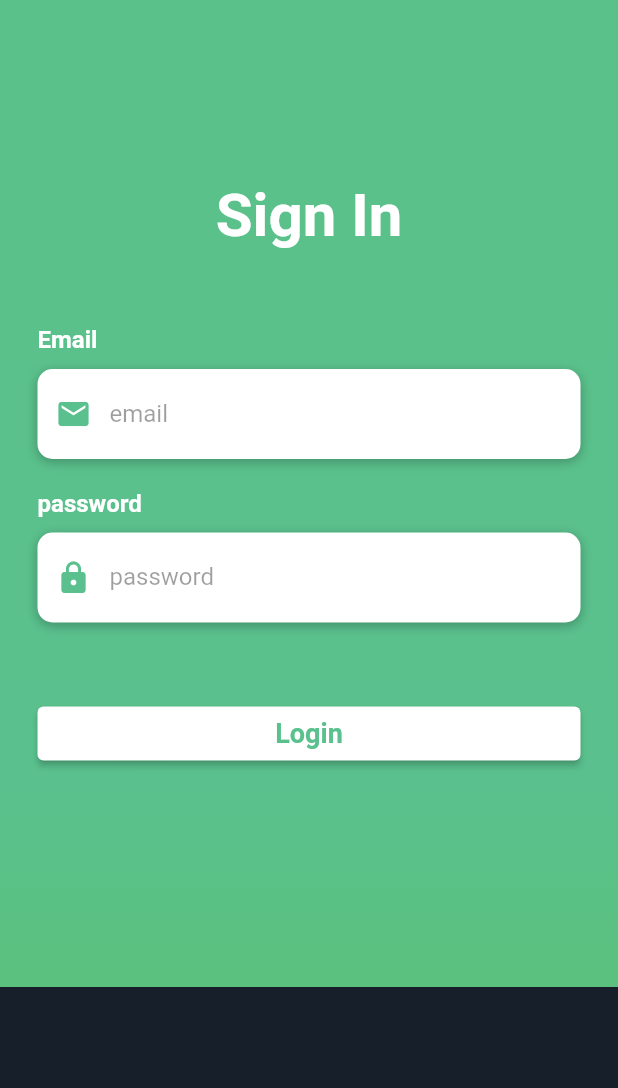
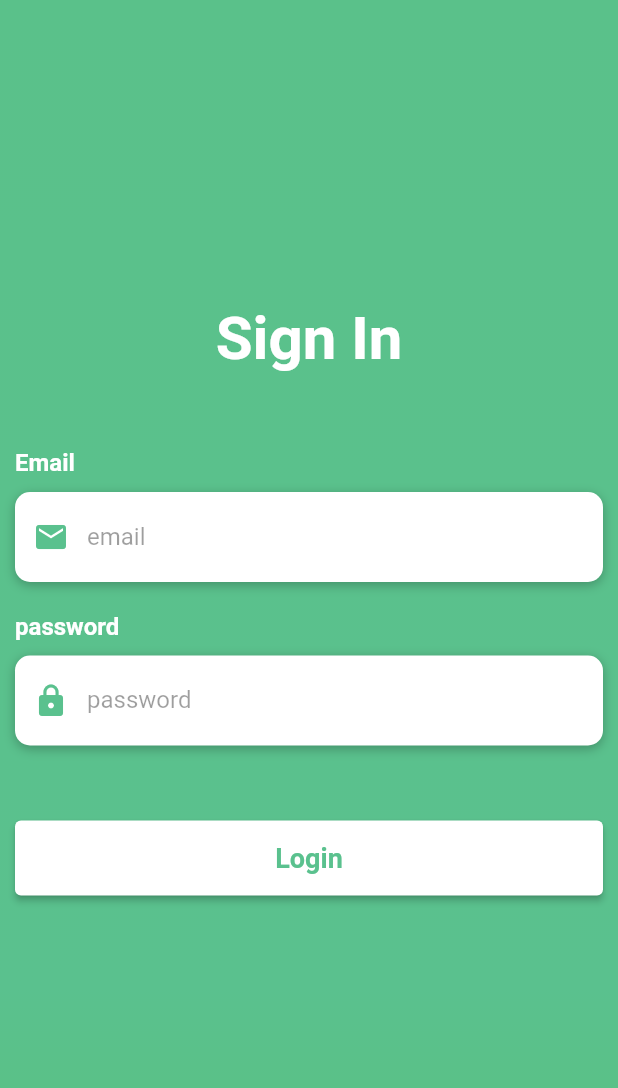
Before and after one commit to DipeshEP/flutter-News-app-using-cubit, a Flutter app: the screen it shows after launch, on a phone screen of 412 x 824 dp. Shown: the top 1088 px of the screen. Run offline on Flutter 3.47's test engine with Material 2 defaults, Android fonts, the phone set to English and light mode, and no system bars; our stand-ins replace bloc, carousel_slider, equatable, flutter_bloc, shimmer.

Commit message:
resized login page

```diff
--- a/lib/src/pages/login_page.dart
+++ b/lib/src/pages/login_page.dart
@@ -115,6 +115,7 @@ Widget buildPassword(){
 }
 Widget buildButton(context){
   return Container(
+    height: 100,
     padding: const EdgeInsets.symmetric(vertical: 25),
     width: double.infinity,
     child: ElevatedButton(
@@ -154,7 +155,7 @@ class _LoginState extends State<Login> {
   @override
   Widget build(BuildContext context) {
     return Scaffold(
-
+   backgroundColor: Colors.white70,
        body: Container(
 
           decoration: BoxDecoration(
@@ -172,12 +173,8 @@ class _LoginState extends State<Login> {
                   ]
               )
           ),
-          child: SingleChildScrollView(
-            physics: const AlwaysScrollableScrollPhysics(),
-            padding:const  EdgeInsets.symmetric(
-              horizontal: 25,
-              vertical: 120,
-            ),
+          child: Padding(
+            padding: const EdgeInsets.all(10.0),
             child: Column(
               mainAxisAlignment: MainAxisAlignment.center,
               children: [
```
Also changed, not shown: lib/src/cubit/grid_news/grid_repository.dart (line endings or trailing spaces).
